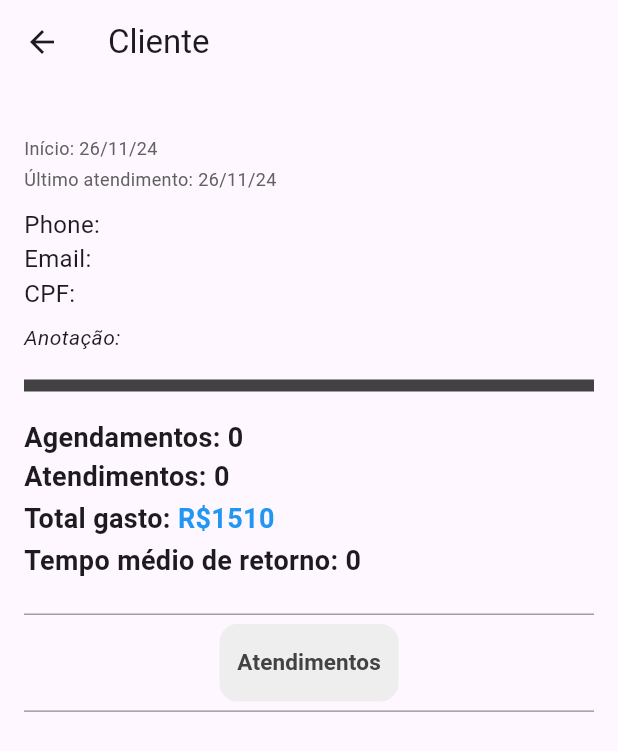
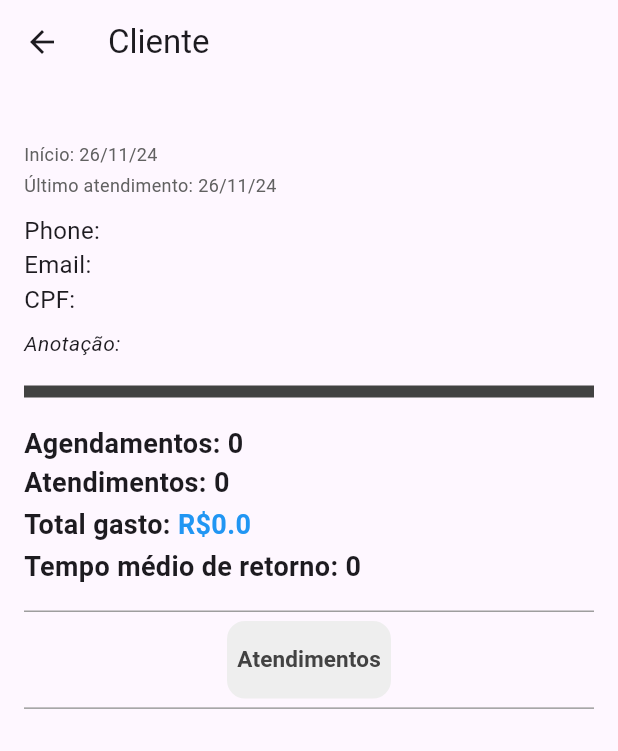
Before and after one commit to MatthewLacerda2/FixFlow, a Flutter app: the ClientScreen screen opened directly with empty values, on a phone screen of 412 x 824 dp. Shown: the top 751 px of the screen. Run offline on Flutter 3.47's test engine with Material 3 defaults, Android fonts, the phone set to English and light mode, and no system bars; our stand-ins replace email_validator, font_awesome_flutter, introduction_screen, shared_preferences; missing offline and left inert: dart_jsonwebtoken, snackbar; accounts and stored records are empty.

Commit message:
remodeled overview screen, fixed price at cliente screen

```diff
--- a/flow_app/lib/components/Buttons/colored_border_text_button.dart
+++ b/flow_app/lib/components/Buttons/colored_border_text_button.dart
@@ -32,7 +32,7 @@ class ColoredBorderTextButton extends StatelessWidget {
       child: TextButton(
         onPressed: onPressed,
         style: TextButton.styleFrom(
-          padding: EdgeInsets.symmetric(horizontal: width ?? 10),
+          padding: EdgeInsets.symmetric(horizontal: width ?? 5),
         ),
         child: Text(
           text,
--- a/flow_app/lib/screen/Overview/Clients/client_screen.dart
+++ b/flow_app/lib/screen/Overview/Clients/client_screen.dart
@@ -11,16 +11,14 @@ class ClientScreen extends StatelessWidget {
 
   final CustomerRecord record;
 
-  double getTotalSpent(List<AptLog> aptLogs) {
-    return aptLogs.fold(0.0, (double sum, AptLog log) => sum + log.price!);
-  }
-
-  String getFormattedDate(DateTime? date) {
-    if (date == null) {
-      return '-';
+  double getTotalSpent(List<AptLog>? aptLogs) {
+    if (aptLogs == null) {
+      return 0;
     }
-
-    return DateTimeUtils.dateOnlyString(date);
+    return aptLogs.fold(
+      0.0,
+      (double sum, AptLog log) => sum + (log.price ?? 0),
+    );
   }
 
   @override
@@ -37,13 +35,14 @@ class ClientScreen extends StatelessWidget {
               record.fullName,
               style: const TextStyle(fontWeight: FontWeight.bold, fontSize: 24),
             ),
+            const SizedBox(height: 4),
             Text(
-              'Início: ${getFormattedDate(record.firstLog)}',
+              'Início: ${DateTimeUtils.dateOnlyString(record.firstLog)}',
               style: TextStyle(fontSize: 12, color: Colors.grey[700]),
             ),
             const SizedBox(height: 4),
             Text(
-              'Último atendimento: ${getFormattedDate(record.lastLog)}',
+              'Último atendimento: ${DateTimeUtils.dateOnlyString(record.lastLog)}',
               style: TextStyle(fontSize: 12, color: Colors.grey[700]),
             ),
             const SizedBox(height: 10),
@@ -79,15 +78,15 @@ class ClientScreen extends StatelessWidget {
               style: const TextStyle(fontSize: 18, fontWeight: FontWeight.bold),
             ),
             const SizedBox(height: 2),
-            const Row(
+            Row(
               children: <Widget>[
-                Text(
+                const Text(
                   'Total gasto: ',
                   style: TextStyle(fontSize: 18, fontWeight: FontWeight.bold),
                 ),
                 Text(
-                  'R\$1510',
-                  style: TextStyle(
+                  'R\$${getTotalSpent(record.logs)}',
+                  style: const TextStyle(
                       fontSize: 18,
                       fontWeight: FontWeight.bold,
                       color: Colors.blue),
@@ -99,7 +98,7 @@ class ClientScreen extends StatelessWidget {
               'Tempo médio de retorno: ${record.avgTimeBetweenSchedules}',
               style: const TextStyle(fontSize: 18, fontWeight: FontWeight.bold),
             ),
-            const SizedBox(height: 22),
+            const SizedBox(height: 16),
             Container(
               height: 1,
               color: Colors.grey,
@@ -118,7 +117,7 @@ class ClientScreen extends StatelessWidget {
               height: 1,
               color: Colors.grey,
             ),
-            const SizedBox(height: 10),
+            const SizedBox(height: 12),
             ...record.logs!.map((AptLog log) {
               final String timeOfDayString =
                   TimeOfDay.fromDateTime(log.dateTime!).format(context);
--- a/flow_app/lib/utils/date_time_utils.dart
+++ b/flow_app/lib/utils/date_time_utils.dart
@@ -29,7 +29,7 @@ class DateTimeUtils {
     return DateTime(from.year, from.month, from.day, to.hour, to.minute);
   }
 
-  static String dateOnlyString(DateTime date) {
-    return DateFormat('dd/MM/yy').format(date);
+  static String dateOnlyString(DateTime? date) {
+    return date == null ? '-' : DateFormat('dd/MM/yy').format(date);
   }
 }
```
Also changed, not shown: flow_app/lib/screen/main/overview_screen.dart (+8 -19 lines).
